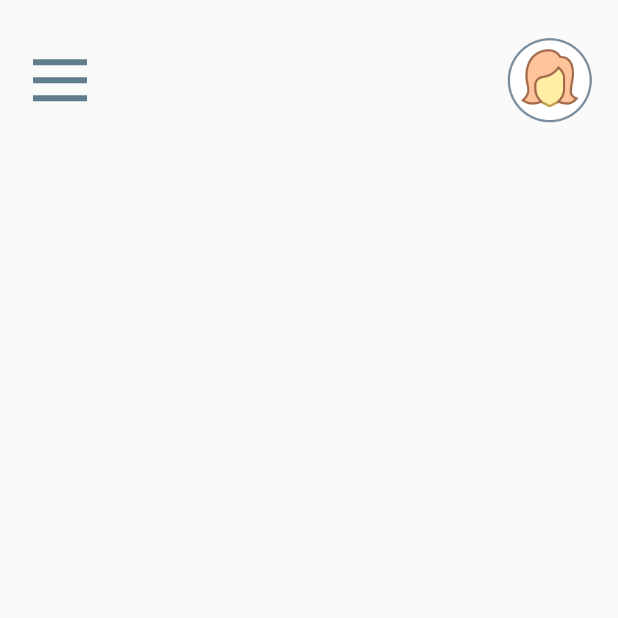
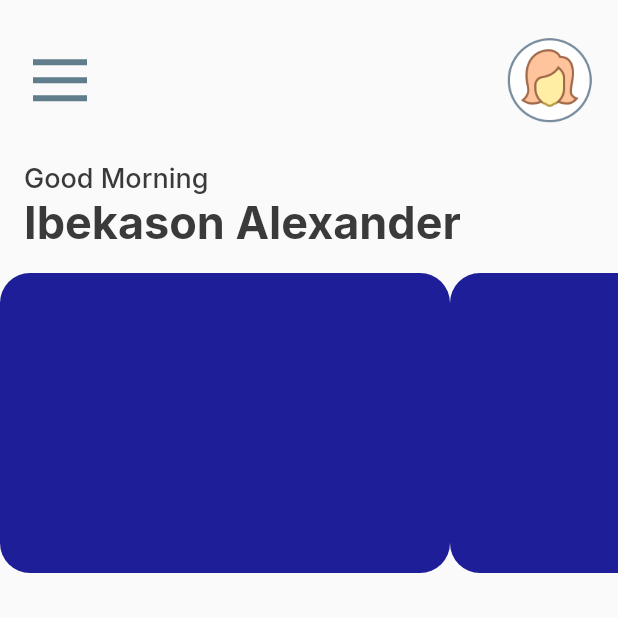
Before and after one commit to wizardoma/fluttermoneymanagementui, a Flutter app: the screen it shows after launch, on a phone screen of 412 x 824 dp, the top half of it. Run offline on Flutter 3.47's test engine with Material 2 defaults, Android fonts, the phone set to English and light mode, and no system bars; our stand-ins replace flutter_svg, google_fonts.

Commit message:
Add app colors

```diff
--- /dev/null
+++ b/lib/commons/colors.dart
@@ -0,0 +1,10 @@
+import 'dart:ui';
+
+const kBlueColor = Color(0xff1e1e99);
+const kTwentyBlueColor = Color(0x201e1e99);
+const kPinkColor = Color(0xFFFF70A3);
+const kWhiteColor = Color(0xffffffff);
+const kBlackColor = Color(0xff3a3a3a);
+const kTenBlackColor = Color(0x10000000);
+const kBackgroundColor = Color(0xFFFAFAFA);
+const kGreyColor = Color(0xff8a9593);
--- a/lib/screens/home_screen.dart
+++ b/lib/screens/home_screen.dart
@@ -1,5 +1,7 @@
 import 'package:flutter/material.dart';
 import 'package:flutter_svg/flutter_svg.dart';
+import 'package:fluttermoneymanagementui/commons/colors.dart';
+import 'package:google_fonts/google_fonts.dart';
 
 class HomeScreen extends StatefulWidget {
   @override
@@ -35,6 +37,48 @@ class _HomeScreenState extends State<HomeScreen> {
                   ),
                 ],
               ),
+            ),
+            SizedBox(
+              height: 25,
+            ),
+            Padding(
+              padding: EdgeInsets.only(left: 16,bottom: 16),
+              child: Column(
+                crossAxisAlignment: CrossAxisAlignment.start,
+                children: [
+                  Text("Good Morning", style: GoogleFonts.inter(
+                    fontWeight: FontWeight.w500,
+                    fontSize: 18,
+                    color: kBlackColor
+
+                  ),),
+                  Text(
+                    "Ibekason Alexander",
+                    style: GoogleFonts.inter(
+                      fontSize: 30,
+                      fontWeight: FontWeight.w700,
+                      color: kBlackColor
+                    ),
+                  )
+
+                ],
+              ),
+            ),
+            Container(
+              height: 200,
+              child: ListView(
+                scrollDirection: Axis.horizontal,
+                children:
+                List.generate(5, (index) => Container(
+                    height: 200,
+                    width: 300,
+                    decoration: BoxDecoration(
+                      borderRadius: BorderRadius.circular(20),
+                      color: kBlueColor
+                    ),
+                  ))
+                ,
+              ),
             )
           ],
         ),
```
